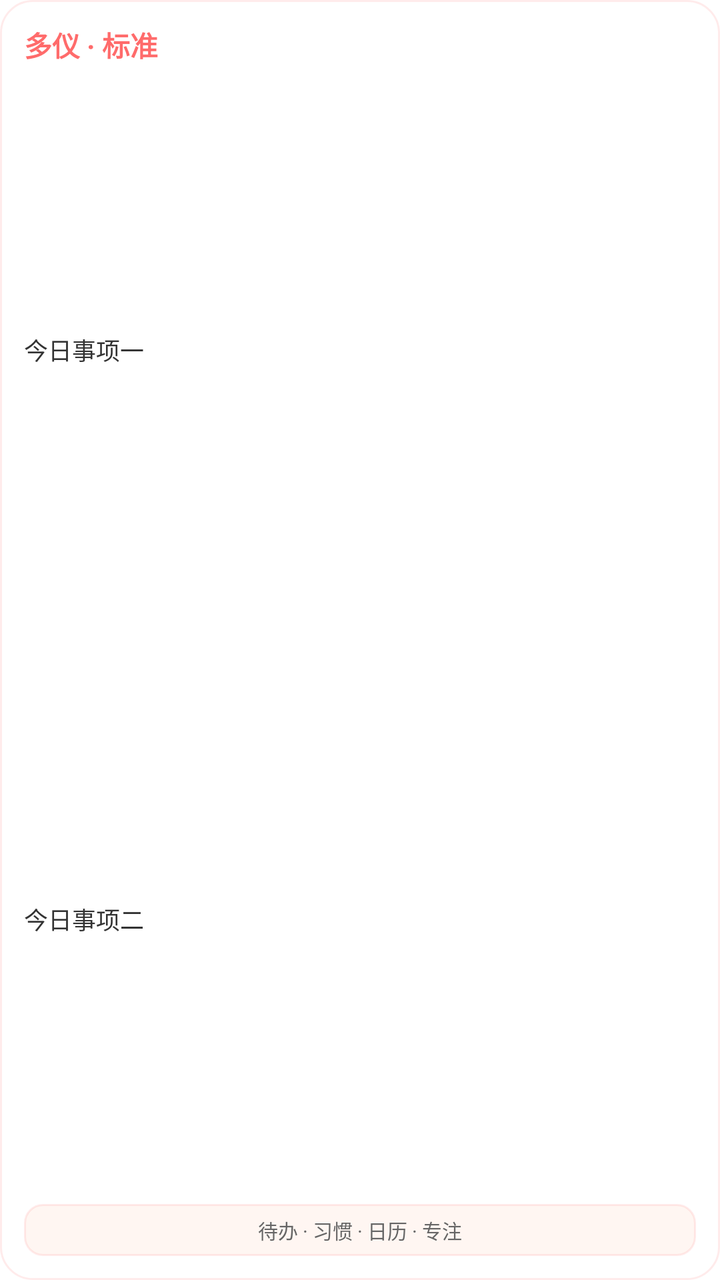
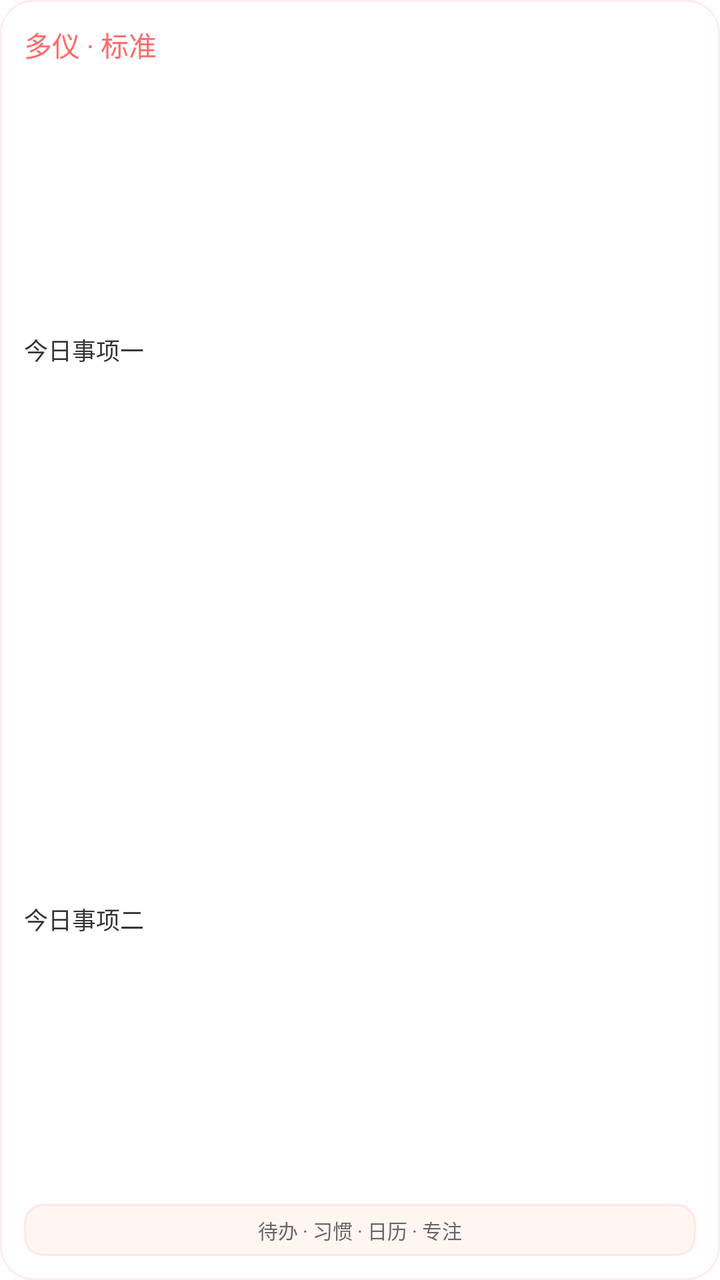

Before-and-after screenshots of an Android layout around one commit, followed by the original layout XML and the change that was made.
<!-- AndroidManifest.xml: fallback theme Theme.MaterialComponents.DayNight.NoActionBar -->
<!-- res/layout/duoyi_widget_preview_standard.xml -->
<?xml version="1.0" encoding="utf-8"?>
<LinearLayout xmlns:android="http://schemas.android.com/apk/res/android"
    android:layout_width="match_parent"
    android:layout_height="match_parent"
    android:orientation="vertical"
    android:padding="12dp"
    android:background="@drawable/widget_bg">

    <TextView
        android:layout_width="match_parent"
        android:layout_height="wrap_content"
        android:ellipsize="end"
        android:maxLines="1"
        android:text="多仪 · 标准"
        android:textColor="#FF6B6B"
        android:textSize="14sp"
        android:textStyle="bold" />

    <TextView
        android:layout_width="match_parent"
        android:layout_height="0dp"
        android:layout_weight="1"
        android:gravity="center_vertical"
        android:ellipsize="end"
        android:maxLines="1"
        android:text="今日事项一"
        android:textColor="#333333"
        android:textSize="12sp" />

    <TextView
        android:layout_width="match_parent"
        android:layout_height="0dp"
        android:layout_weight="1"
        android:gravity="center_vertical"
        android:ellipsize="end"
        android:maxLines="1"
        android:text="今日事项二"
        android:textColor="#333333"
        android:textSize="12sp" />

    <TextView
        android:layout_width="match_parent"
        android:layout_height="26dp"
        android:gravity="center"
        android:ellipsize="end"
        android:maxLines="1"
        android:background="@drawable/widget_nav_bg"
        android:text="待办 · 习惯 · 日历 · 专注"
        android:textColor="#666666"
        android:textSize="10sp" />
</LinearLayout>
<!-- resources referenced by this layout -->
<resources>
  <!-- drawable widget_bg (drawable) -->
  <?xml version="1.0" encoding="utf-8"?>
  <shape xmlns:android="http://schemas.android.com/apk/res/android"
      android:shape="rectangle">
      <corners android:radius="16dp" />
      <solid android:color="#FFFFFFFF" />
      <stroke android:width="1dp" android:color="#22FF6B6B" />
  </shape>
  <!-- drawable widget_nav_bg (drawable) -->
  <?xml version="1.0" encoding="utf-8"?>
  <shape xmlns:android="http://schemas.android.com/apk/res/android"
      android:shape="rectangle">
      <corners android:radius="9dp" />
      <solid android:color="#FFFFF6F2" />
      <stroke android:width="1dp" android:color="#22FF6B6B" />
  </shape>
</resources>

<!-- the commit's change to res/layout/duoyi_widget_preview_standard.xml (unified diff, before → after) -->
@@ -13,8 +13,7 @@
         android:maxLines="1"
         android:text="多仪 · 标准"
         android:textColor="#FF6B6B"
-        android:textSize="14sp"
-        android:textStyle="bold" />
+        android:textSize="14sp" />
 
     <TextView
         android:layout_width="match_parent"
